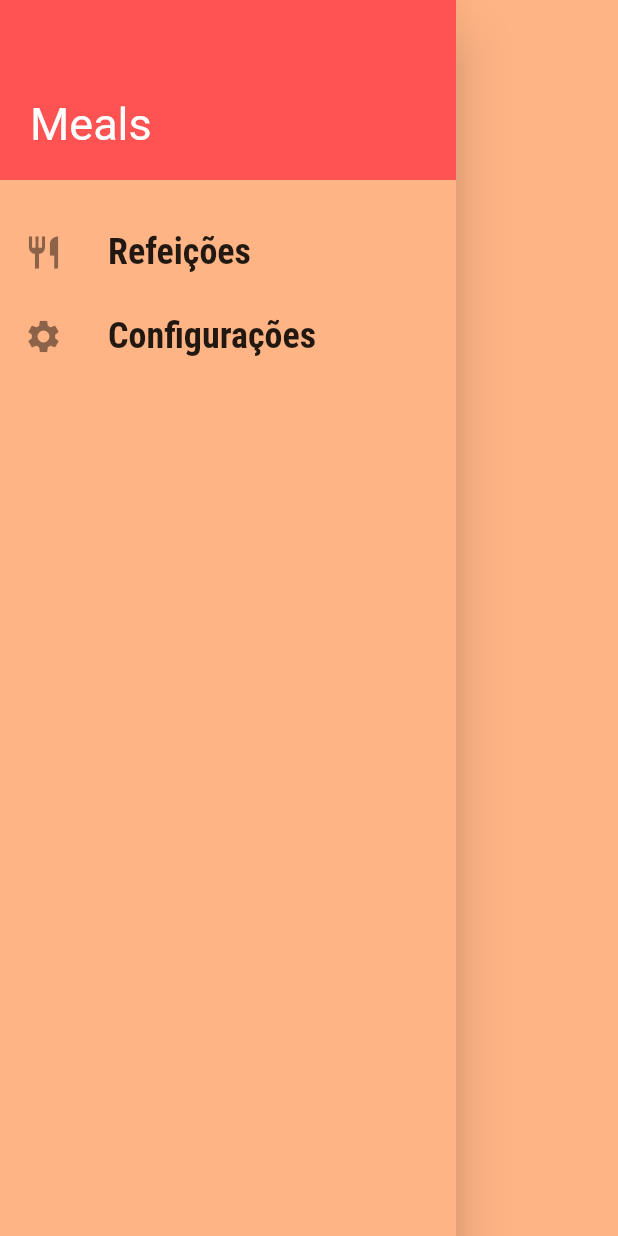
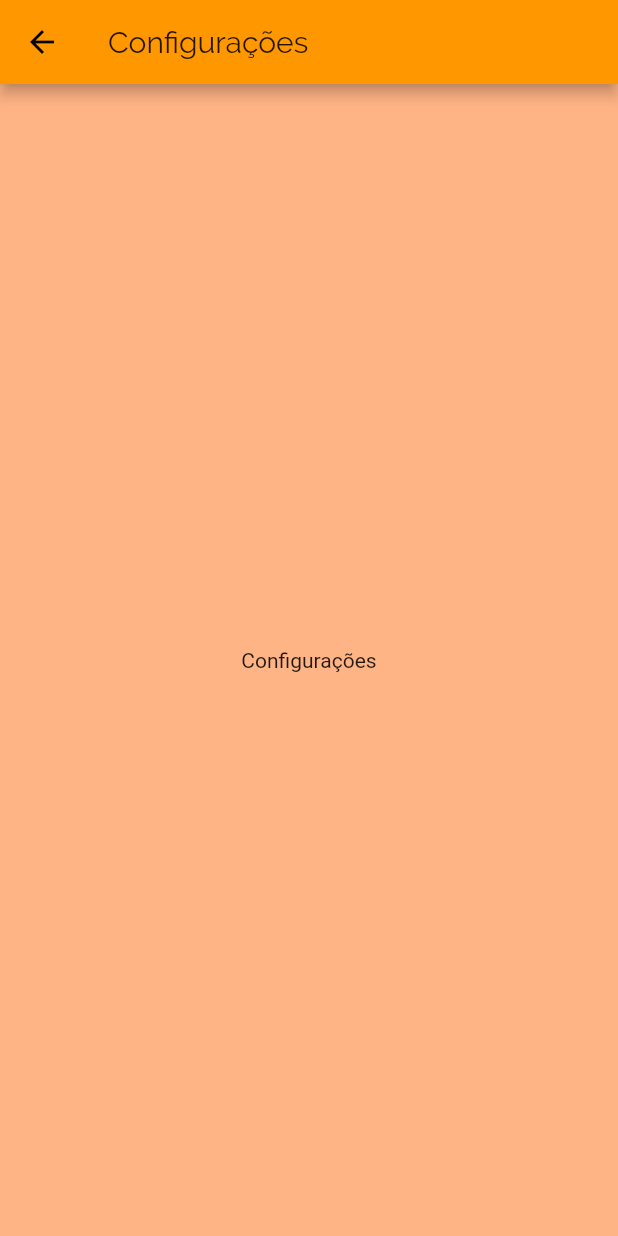
Before and after one commit to diegowinter/curso-flutter, a Flutter app: the MainDrawer widget shown alone on an empty page, opened directly, after a tap on "Configurações", on a phone screen of 412 x 824 dp. Run offline on Flutter 3.47's test engine with Material 2 defaults, Android fonts, the phone set to English and light mode, and no system bars; network calls fail.

Commit message:
project(meals): adicionando links no drawer

```diff
--- a/meals/lib/components/main_drawer.dart
+++ b/meals/lib/components/main_drawer.dart
@@ -1,8 +1,9 @@
 import 'package:flutter/material.dart';
+import '../utils/app_routes.dart';
 
 class MainDrawer extends StatelessWidget {
 
-  Widget _createItem(IconData icon, String label) {
+  Widget _createItem(IconData icon, String label, Function onTap) {
     return ListTile(
       leading: Icon(
         icon,
@@ -16,7 +17,7 @@ class MainDrawer extends StatelessWidget {
           fontWeight: FontWeight.bold
         ),
       ),
-      onTap: () {}
+      onTap: onTap
     );
   }
 
@@ -42,8 +43,16 @@ class MainDrawer extends StatelessWidget {
             ),
           ),
           SizedBox(height: 20),
-          _createItem(Icons.restaurant, 'Refeições'),
-          _createItem(Icons.settings, 'Configurações')
+          _createItem(
+            Icons.restaurant,
+            'Refeições',
+            () => Navigator.of(context).pushNamed(AppRoutes.HOME)
+          ),
+          _createItem(
+            Icons.settings,
+            'Configurações',
+            () => Navigator.of(context).pushNamed(AppRoutes.SETTINGS)
+          )
         ],
       ),
     );
--- a/meals/lib/main.dart
+++ b/meals/lib/main.dart
@@ -1,10 +1,10 @@
 import 'package:flutter/material.dart';
 
-import 'screens/categories_screen.dart';
 import 'screens/categories_meals_screen.dart';
 import 'screens/meal_detail_screen.dart';
 import 'utils/app_routes.dart';
 import 'screens/tabs_screen.dart';
+import 'screens/settings_screen.dart';
 
 void main() => runApp(MyApp());
 
@@ -31,7 +31,8 @@ class MyApp extends StatelessWidget {
       routes: {
         AppRoutes.HOME: (ctx) => TabsScreen(),
         AppRoutes.CATEGORIES_MEALS: (ctx) => CategoriesMealsScreen(),
-        AppRoutes.MEAL_DETAIL: (ctx) => MealDetailScreen()
+        AppRoutes.MEAL_DETAIL: (ctx) => MealDetailScreen(),
+        AppRoutes.SETTINGS: (ctx) => SettingsScreen()
       },
       // onGenerateRoute: (settings) {
       //   if (settings.name == '/alguma-coisa') {
--- /dev/null
+++ b/meals/lib/screens/settings_screen.dart
@@ -0,0 +1,15 @@
+import 'package:flutter/material.dart';
+
+class SettingsScreen extends StatelessWidget {
+  @override
+  Widget build(BuildContext context) {
+    return Scaffold(
+      appBar: AppBar(
+        title: Text('Configurações'),
+      ),
+      body: Center(
+        child: Text('Configurações'),
+      ),
+    );
+  }
+}
--- a/meals/lib/utils/app_routes.dart
+++ b/meals/lib/utils/app_routes.dart
@@ -2,4 +2,5 @@ class AppRoutes {
   static const HOME = '/';
   static const CATEGORIES_MEALS = '/categories-meals';
   static const MEAL_DETAIL = '/meal-detail';
+  static const SETTINGS = '/settings';
 }
```
